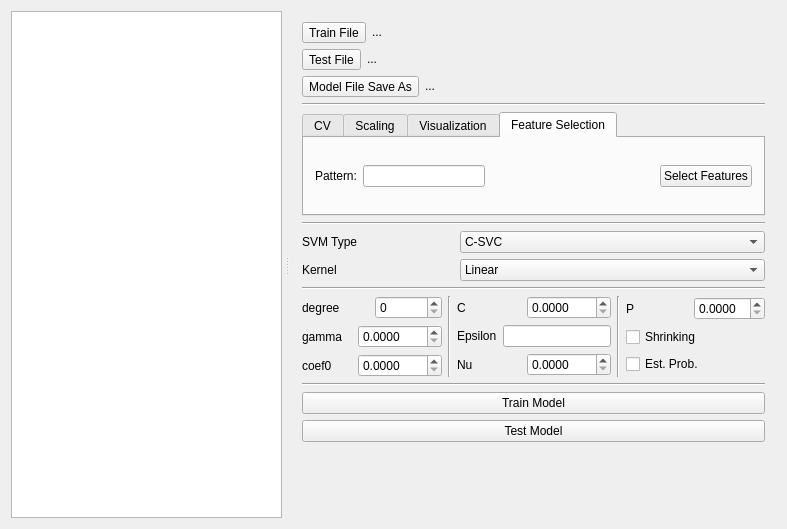
Before: the Qt Designer form svm-app/mainwindow.ui in boidachenkop/dw, drawn with Qt 5.
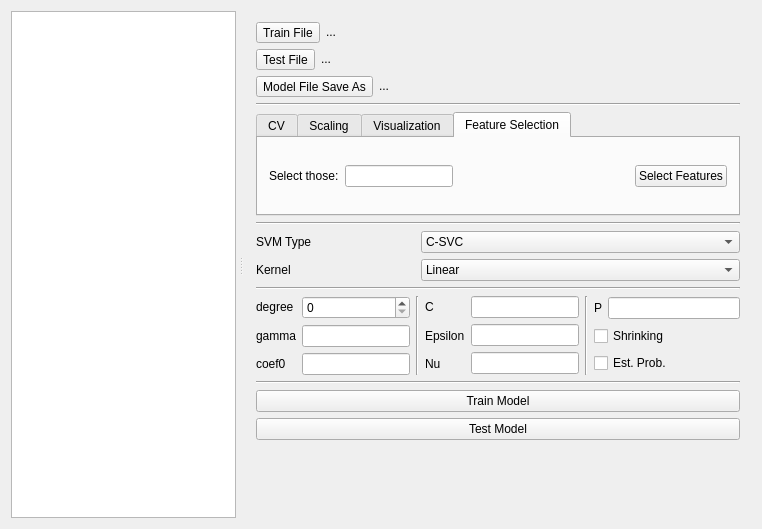
After: the same form once the commit is applied. The open tabs and pages were chosen to show the change.

Commit message: Changed parameters types from SpinBoxe to LineEdit. Wrote default parameters filler function

Diff of the .ui file:
```diff
--- a/svm-app/mainwindow.ui
+++ b/svm-app/mainwindow.ui
@@ -6,7 +6,7 @@
    <rect>
     <x>0</x>
     <y>0</y>
-    <width>787</width>
+    <width>762</width>
     <height>529</height>
    </rect>
   </property>
@@ -467,7 +467,7 @@
               <item>
                <widget class="QLabel" name="pattern_label">
                 <property name="text">
-                 <string>Pattern:</string>
+                 <string>Select those:</string>
                 </property>
                </widget>
               </item>
@@ -630,12 +630,9 @@
            <enum>QLayout::SetFixedSize</enum>
           </property>
           <item>
-           <layout class="QVBoxLayout" name="kernelOpt_verticalLayout">
-            <property name="sizeConstraint">
-             <enum>QLayout::SetFixedSize</enum>
-            </property>
+           <layout class="QHBoxLayout" name="kernelParam_horizontalLayout">
             <item>
-             <layout class="QHBoxLayout" name="degree_horizontalLayout">
+             <layout class="QVBoxLayout" name="kernelLabel_verticalLayout">
               <item>
                <widget class="QLabel" name="degree_label">
                 <property name="text">
@@ -647,13 +644,6 @@
                </widget>
               </item>
               <item>
-               <widget class="QSpinBox" name="degree_spinBox"/>
-              </item>
-             </layout>
-            </item>
-            <item>
-             <layout class="QHBoxLayout" name="gamma_horizontalLayout">
-              <item>
                <widget class="QLabel" name="gamma_label">
                 <property name="text">
                  <string>gamma</string>
@@ -663,20 +653,6 @@
                 </property>
                </widget>
               </item>
-              <item>
-               <widget class="QDoubleSpinBox" name="gamma_doubleSpinBox">
-                <property name="decimals">
-                 <number>4</number>
-                </property>
-                <property name="maximum">
-                 <double>9999.998999999999796</double>
-                </property>
-               </widget>
-              </item>
-             </layout>
-            </item>
-            <item>
-             <layout class="QHBoxLayout" name="coef0_horizontalLayout">
               <item>
                <widget class="QLabel" name="coef_label">
                 <property name="text">
@@ -687,15 +663,30 @@
                 </property>
                </widget>
               </item>
+             </layout>
+            </item>
+            <item>
+             <layout class="QVBoxLayout" name="verticalLayout_5">
               <item>
-               <widget class="QDoubleSpinBox" name="coef_doubleSpinBox">
-                <property name="decimals">
-                 <number>4</number>
-                </property>
-                <property name="maximum">
-                 <double>9999.989999999999782</double>
-                </property>
-               </widget>
+               <layout class="QHBoxLayout" name="degree_horizontalLayout">
+                <item>
+                 <widget class="QSpinBox" name="degree_spinBox"/>
+                </item>
+               </layout>
+              </item>
+              <item>
+               <layout class="QHBoxLayout" name="gamma_horizontalLayout">
+                <item>
+                 <widget class="QLineEdit" name="gamma_lineEdit"/>
+                </item>
+               </layout>
+              </item>
+              <item>
+               <layout class="QHBoxLayout" name="coef0_horizontalLayout">
+                <item>
+                 <widget class="QLineEdit" name="coef0_lineEdit"/>
+                </item>
+               </layout>
               </item>
              </layout>
             </item>
@@ -709,12 +700,9 @@
            </widget>
           </item>
           <item>
-           <layout class="QVBoxLayout" name="svmTypeOpt_verticalLayout">
-            <property name="sizeConstraint">
-             <enum>QLayout::SetFixedSize</enum>
-            </property>
+           <layout class="QHBoxLayout" name="svmType_horizontalLayout_2">
             <item>
-             <layout class="QHBoxLayout" name="C_horizontalLayout">
+             <layout class="QVBoxLayout" name="svmTypeLabel_verticalLayout">
               <item>
                <widget class="QLabel" name="C_label">
                 <property name="text">
@@ -725,20 +713,6 @@
                 </property>
                </widget>
               </item>
-              <item>
-               <widget class="QDoubleSpinBox" name="C_doubleSpinBox">
-                <property name="decimals">
-                 <number>4</number>
-                </property>
-                <property name="maximum">
-                 <double>9999.998999999999796</double>
-                </property>
-               </widget>
-              </item>
-             </layout>
-            </item>
-            <item>
-             <layout class="QHBoxLayout" name="eps_horizontalLayout">
               <item>
                <widget class="QLabel" name="eps_label">
                 <property name="text">
@@ -750,29 +724,6 @@
                </widget>
               </item>
               <item>
-               <widget class="QLineEdit" name="eps_lineEdit">
-                <property name="sizePolicy">
-                 <sizepolicy hsizetype="Preferred" vsizetype="Fixed">
-                  <horstretch>0</horstretch>
-                  <verstretch>0</verstretch>
-                 </sizepolicy>
-                </property>
-                <property name="inputMethodHints">
-                 <set>Qt::ImhDigitsOnly</set>
-                </property>
-                <property name="alignment">
-                 <set>Qt::AlignRight|Qt::AlignTrailing|Qt::AlignVCenter</set>
-                </property>
-                <property name="readOnly">
-                 <bool>false</bool>
-                </property>
-               </widget>
-              </item>
-             </layout>
-            </item>
-            <item>
-             <layout class="QHBoxLayout" name="nu_horizontalLayout">
-              <item>
                <widget class="QLabel" name="nu_label">
                 <property name="text">
                  <string>Nu</string>
@@ -782,15 +733,46 @@
                 </property>
                </widget>
               </item>
+             </layout>
+            </item>
+            <item>
+             <layout class="QVBoxLayout" name="verticalLayout_6">
               <item>
-               <widget class="QDoubleSpinBox" name="nu_doubleSpinBox">
-                <property name="decimals">
-                 <number>4</number>
-                </property>
-                <property name="maximum">
-                 <double>9999.989999999999782</double>
-                </property>
-               </widget>
+               <layout class="QHBoxLayout" name="C_horizontalLayout">
+                <item>
+                 <widget class="QLineEdit" name="C_lineEdit"/>
+                </item>
+               </layout>
+              </item>
+              <item>
+               <layout class="QHBoxLayout" name="eps_horizontalLayout">
+                <item>
+                 <widget class="QLineEdit" name="eps_lineEdit">
+                  <property name="sizePolicy">
+                   <sizepolicy hsizetype="Preferred" vsizetype="Fixed">
+                    <horstretch>0</horstretch>
+                    <verstretch>0</verstretch>
+                   </sizepolicy>
+                  </property>
+                  <property name="inputMethodHints">
+                   <set>Qt::ImhDigitsOnly</set>
+                  </property>
+                  <property name="alignment">
+                   <set>Qt::AlignRight|Qt::AlignTrailing|Qt::AlignVCenter</set>
+                  </property>
+                  <property name="readOnly">
+                   <bool>false</bool>
+                  </property>
+                 </widget>
+                </item>
+               </layout>
+              </item>
+              <item>
+               <layout class="QHBoxLayout" name="nu_horizontalLayout">
+                <item>
+                 <widget class="QLineEdit" name="nu_lineEdit"/>
+                </item>
+               </layout>
               </item>
              </layout>
             </item>
@@ -821,11 +803,7 @@
                </widget>
               </item>
               <item>
-               <widget class="QDoubleSpinBox" name="P_doubleSpinBox">
-                <property name="decimals">
-                 <number>4</number>
-                </property>
-               </widget>
+               <widget class="QLineEdit" name="P_lineEdit"/>
               </item>
              </layout>
             </item>
@@ -890,8 +868,8 @@
           </property>
           <property name="sizeHint" stdset="0">
            <size>
-            <width>20</width>
-            <height>40</height>
+            <width>484</width>
+            <height>13</height>
            </size>
           </property>
          </spacer>
```
Left out of the diff: 25 changed lines with no effect on the pictures. The commit also changes 3 other files.
